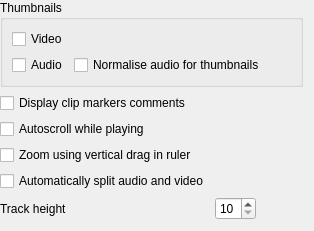
First picture: the form in src/widgets/configtimeline_ui.ui, repository KDE/kdenlive, before the edit.
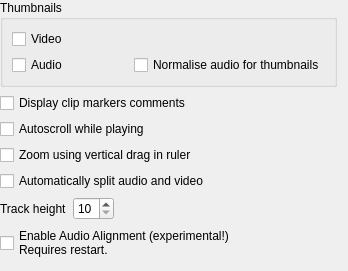
Second picture: the form after the edit.

Commit message:
Added option to enable Audio Alignment in the config dialog.
AA is disabled by default since it currently leads to crashes
in some cases, due to unknown reasons, and marked as experimental.

The edit to the form file:
```diff
--- a/src/widgets/configtimeline_ui.ui
+++ b/src/widgets/configtimeline_ui.ui
@@ -6,51 +6,40 @@
    <rect>
     <x>0</x>
     <y>0</y>
-    <width>314</width>
-    <height>218</height>
+    <width>348</width>
+    <height>268</height>
    </rect>
   </property>
-  <layout class="QGridLayout" name="gridLayout_2">
+  <layout class="QVBoxLayout" name="verticalLayout">
    <property name="leftMargin">
     <number>0</number>
    </property>
    <property name="topMargin">
     <number>0</number>
    </property>
-   <item row="0" column="0" colspan="3">
+   <item>
     <widget class="QGroupBox" name="groupBox">
      <property name="title">
       <string>Thumbnails</string>
      </property>
-     <layout class="QGridLayout" name="gridLayout">
-      <item row="0" column="0">
+     <layout class="QVBoxLayout" name="verticalLayout_2">
+      <item>
        <widget class="QCheckBox" name="kcfg_videothumbnails">
         <property name="text">
          <string>Video</string>
         </property>
        </widget>
       </item>
-      <item row="0" column="1">
-       <spacer name="horizontalSpacer">
-        <property name="orientation">
-         <enum>Qt::Horizontal</enum>
-        </property>
-        <property name="sizeHint" stdset="0">
-         <size>
-          <width>96</width>
-          <height>20</height>
-         </size>
-        </property>
-       </spacer>
-      </item>
-      <item row="1" column="0">
+      <item>
+       <layout class="QHBoxLayout" name="horizontalLayout_3">
+        <item>
        <widget class="QCheckBox" name="kcfg_audiothumbnails">
         <property name="text">
          <string>Audio</string>
         </property>
        </widget>
       </item>
-      <item row="1" column="1">
+        <item>
        <widget class="QCheckBox" name="kcfg_normaliseaudiothumbs">
         <property name="text">
          <string>Normalise audio for thumbnails</string>
@@ -58,30 +47,48 @@
        </widget>
       </item>
      </layout>
+      </item>
+     </layout>
     </widget>
    </item>
-   <item row="1" column="0" colspan="2">
+   <item>
     <widget class="QCheckBox" name="kcfg_showmarkers">
      <property name="text">
       <string>Display clip markers comments</string>
      </property>
     </widget>
    </item>
-   <item row="2" column="0" colspan="3">
+   <item>
     <widget class="QCheckBox" name="kcfg_autoscroll">
      <property name="text">
       <string>Autoscroll while playing</string>
      </property>
     </widget>
    </item>
-   <item row="5" column="0">
+   <item>
+    <widget class="QCheckBox" name="kcfg_verticalzoom">
+     <property name="text">
+      <string>Zoom using vertical drag in ruler</string>
+     </property>
+    </widget>
+   </item>
+   <item>
+    <widget class="QCheckBox" name="kcfg_splitaudio">
+     <property name="text">
+      <string>Automatically split audio and video</string>
+     </property>
+    </widget>
+   </item>
+   <item>
+    <layout class="QHBoxLayout" name="horizontalLayout_2">
+     <item>
     <widget class="QLabel" name="label">
      <property name="text">
       <string>Track height</string>
      </property>
     </widget>
    </item>
-   <item row="5" column="1">
+     <item>
     <widget class="QSpinBox" name="kcfg_trackheight">
      <property name="minimum">
       <number>10</number>
@@ -91,20 +98,30 @@
      </property>
     </widget>
    </item>
-   <item row="5" column="2">
+     <item>
     <spacer name="horizontalSpacer_2">
      <property name="orientation">
       <enum>Qt::Horizontal</enum>
      </property>
      <property name="sizeHint" stdset="0">
       <size>
-       <width>166</width>
+         <width>40</width>
        <height>20</height>
       </size>
      </property>
     </spacer>
    </item>
-   <item row="7" column="1">
+    </layout>
+   </item>
+   <item>
+    <widget class="QCheckBox" name="kcfg_enableaudioalign">
+     <property name="text">
+      <string>Enable Audio Alignment (experimental!)
+Requires restart.</string>
+     </property>
+    </widget>
+   </item>
+   <item>
     <spacer name="verticalSpacer">
      <property name="orientation">
       <enum>Qt::Vertical</enum>
@@ -117,20 +134,6 @@
      </property>
     </spacer>
    </item>
-   <item row="3" column="0" colspan="3">
-    <widget class="QCheckBox" name="kcfg_verticalzoom">
-     <property name="text">
-      <string>Zoom using vertical drag in ruler</string>
-     </property>
-    </widget>
-   </item>
-   <item row="4" column="0">
-    <widget class="QCheckBox" name="kcfg_splitaudio">
-     <property name="text">
-      <string>Automatically split audio and video</string>
-     </property>
-    </widget>
-   </item>
   </layout>
  </widget>
  <resources/>
```
Lines whose indentation alone changed are shown as unchanged. The commit also changes 6 other files.
